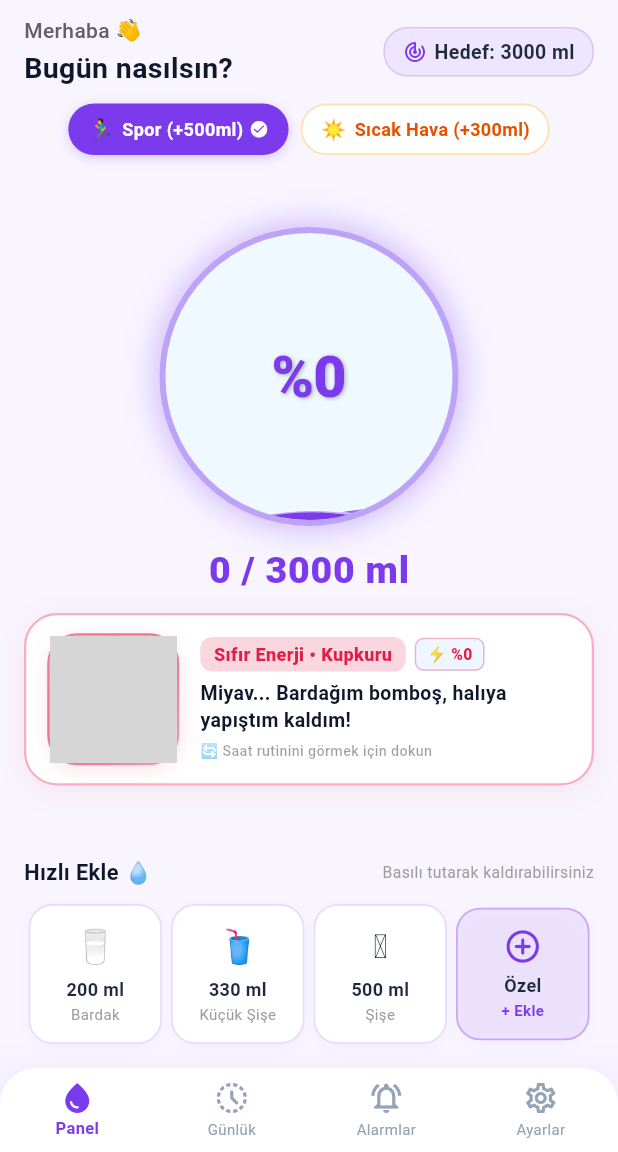
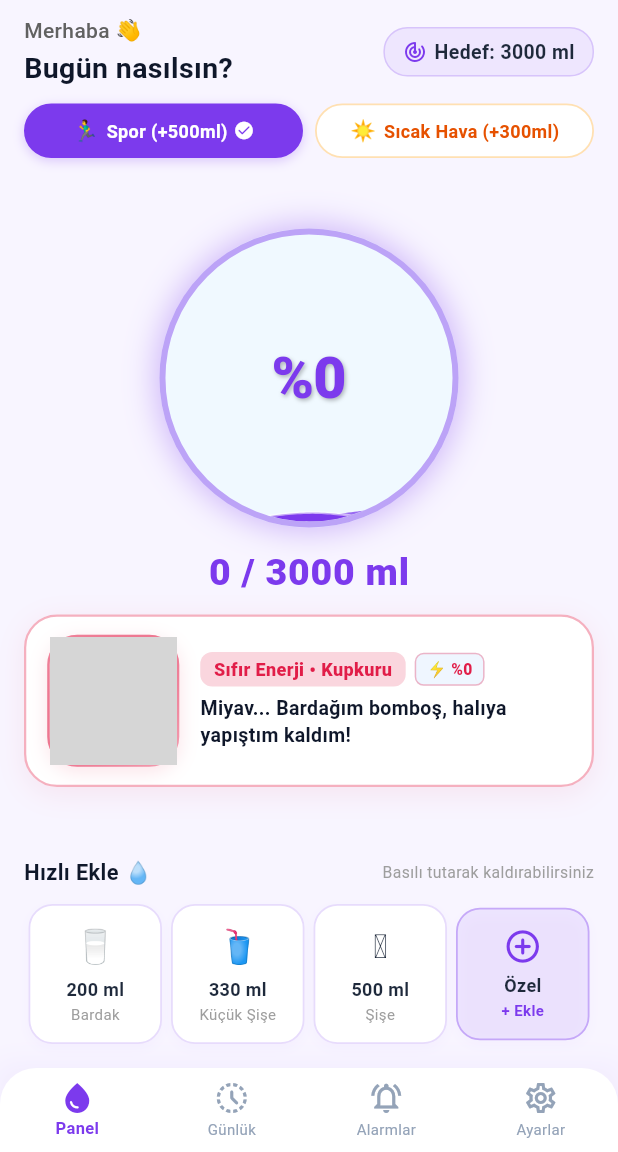
Before and after one commit to cosskun/hydro_reminder, a Flutter app: the MainNavigationLayout screen opened directly, after a tap on "🏃‍♂️", on a phone screen of 412 x 824 dp, the part 84-1236 px from its top. Run offline on Flutter 3.47's test engine with Material 3 defaults, Android fonts, the phone set to English and light mode, and no system bars; our stand-ins replace audioplayers, confetti, file_picker, flutter_local_notifications, flutter_timezone, in_app_review and 2 more; missing offline and left inert: health, home_widget; accounts and stored records are empty; grey boxes are pictures that could not be loaded.

Commit message:
fix(dashboard): lock boost buttons to single row and dedicate in-app dashboard to hydration level while routing contextual routine reminders to phone widgets

```diff
--- a/lib/providers/water_provider.dart
+++ b/lib/providers/water_provider.dart
@@ -939,12 +939,12 @@ class WaterProvider with ChangeNotifier {
         streakDays: displayStreak,
         lastLogTime: _logs.isNotEmpty ? _logs.first.timestamp : null,
       );
+      // Contextual Routine Mascot Illustration & Dialogue for Phone Widgets (iOS WidgetKit & Android AppWidget)
+      // Widgets serve as sweet timely reminders throughout the day (morning, desk focus, lunch, afternoon slump, workout, evening, bedtime, thirst)
       final String mascotEmoji = status['emoji']!;
-      final String mascotTitle = status['title'] ?? 'Durumunuz';
-      final String mascotMessage = status['message'] ?? '';
-      final String mascotSubtitle = status['title'] != null
-          ? '${status['title']!} • ${status['message']!}'
-          : status['message']!;
+      final String widgetImageAsset = status['routineImageAsset'] ?? status['imageAsset']!;
+      final String widgetTitle = status['routineTitle'] ?? status['title'] ?? 'Durumunuz';
+      final String widgetMessage = status['routineMessage'] ?? status['message'] ?? '';
 
       final p1Emoji = WaterProvider.getPresetMeta(preset1)['emoji'] ?? '🥛';
       final p2Emoji = WaterProvider.getPresetMeta(preset2)['emoji'] ?? '🥤';
@@ -965,11 +965,11 @@ class WaterProvider with ChangeNotifier {
         dayLabels: labels.join(','),
         dayStatuses: statuses.join(','),
         mascotEmoji: mascotEmoji,
-        mascotTitle: mascotTitle,
-        mascotSubtitle: mascotMessage.isNotEmpty ? mascotMessage : mascotSubtitle,
+        mascotTitle: widgetTitle,
+        mascotSubtitle: widgetMessage.isNotEmpty ? widgetMessage : widgetTitle,
         widgetTheme: effectiveThemePreset,
         mascotType: _mascotType,
-        imageAsset: status['imageAsset'],
+        imageAsset: widgetImageAsset,
       );
     } catch (_) {}
   }
--- a/lib/widgets/dashboard/boost_action_chips.dart
+++ b/lib/widgets/dashboard/boost_action_chips.dart
@@ -14,18 +14,20 @@ class BoostActionChips extends StatelessWidget {
   @override
   Widget build(BuildContext context) {
     final theme = Theme.of(context);
-    return Wrap(
-      alignment: WrapAlignment.center,
-      spacing: 8,
-      runSpacing: 6,
+    final isEn = provider.language == 'en';
+    final workoutLabel = isEn ? 'Workout (+500ml)' : 'Spor (+500ml)';
+    final hotWeatherLabel = isEn ? 'Hot Weather (+300ml)' : 'Sıcak Hava (+300ml)';
+
+    return Row(
       children: [
         // Workout Boost Chip (+500 ml)
-        InkWell(
+        Expanded(
+          child: InkWell(
             onTap: () => provider.toggleWorkoutBoost(),
             borderRadius: BorderRadius.circular(20),
             child: AnimatedContainer(
               duration: const Duration(milliseconds: 200),
-            padding: const EdgeInsets.symmetric(horizontal: 12, vertical: 6),
+              padding: const EdgeInsets.symmetric(horizontal: 8, vertical: 7),
               decoration: BoxDecoration(
                 color: provider.isWorkoutBoostActive
                     ? (isDark ? theme.colorScheme.primary.withOpacity(0.5) : theme.colorScheme.primary)
@@ -47,13 +49,15 @@ class BoostActionChips extends StatelessWidget {
                       ]
                     : null,
               ),
+              child: FittedBox(
+                fit: BoxFit.scaleDown,
                 child: Row(
-              mainAxisSize: MainAxisSize.min,
+                  mainAxisAlignment: MainAxisAlignment.center,
                   children: [
                     const Text('🏃‍♂️', style: TextStyle(fontSize: 14)),
                     const SizedBox(width: 5),
                     Text(
-                  'Spor (+500ml)',
+                      workoutLabel,
                       style: TextStyle(
                         fontSize: 12,
                         fontWeight: FontWeight.bold,
@@ -64,20 +68,24 @@ class BoostActionChips extends StatelessWidget {
                     ),
                     if (provider.isWorkoutBoostActive) ...[
                       const SizedBox(width: 4),
-                  const Icon(Icons.check_circle_rounded, size: 13, color: Colors.white),
+                      const Icon(Icons.check_circle_rounded, size: 14, color: Colors.white),
                     ],
                   ],
                 ),
               ),
             ),
+          ),
+        ),
+        const SizedBox(width: 8),
 
         // Hot Weather Boost Chip (+300 ml)
-        InkWell(
+        Expanded(
+          child: InkWell(
             onTap: () => provider.toggleHotWeatherBoost(),
             borderRadius: BorderRadius.circular(20),
             child: AnimatedContainer(
               duration: const Duration(milliseconds: 200),
-            padding: const EdgeInsets.symmetric(horizontal: 12, vertical: 6),
+              padding: const EdgeInsets.symmetric(horizontal: 8, vertical: 7),
               decoration: BoxDecoration(
                 color: provider.isHotWeatherBoostActive
                     ? (isDark ? const Color(0xFFC2410C) : Colors.orange.shade600)
@@ -99,13 +107,15 @@ class BoostActionChips extends StatelessWidget {
                       ]
                     : null,
               ),
+              child: FittedBox(
+                fit: BoxFit.scaleDown,
                 child: Row(
-              mainAxisSize: MainAxisSize.min,
+                  mainAxisAlignment: MainAxisAlignment.center,
                   children: [
                     const Text('☀️', style: TextStyle(fontSize: 14)),
                     const SizedBox(width: 5),
                     Text(
-                  'Sıcak Hava (+300ml)',
+                      hotWeatherLabel,
                       style: TextStyle(
                         fontSize: 12,
                         fontWeight: FontWeight.bold,
@@ -116,9 +126,11 @@ class BoostActionChips extends StatelessWidget {
                     ),
                     if (provider.isHotWeatherBoostActive) ...[
                       const SizedBox(width: 4),
-                  const Icon(Icons.check_circle_rounded, size: 13, color: Colors.white),
+                      const Icon(Icons.check_circle_rounded, size: 14, color: Colors.white),
                     ],
                   ],
+                ),
+              ),
             ),
           ),
         ),
--- a/lib/widgets/dashboard/hydration_status_card.dart
+++ b/lib/widgets/dashboard/hydration_status_card.dart
@@ -1,7 +1,7 @@
 import 'package:flutter/material.dart';
-import 'package:flutter/services.dart';
 
-class HydrationStatusCard extends StatefulWidget {
+/// In-app Dashboard card showing the mascot strictly aligned with the user's hydration level / energy ladder
+class HydrationStatusCard extends StatelessWidget {
   final Map<String, String> status;
   final Color statusColor;
   final bool isDark;
@@ -14,54 +14,27 @@ class HydrationStatusCard extends StatefulWidget {
   });
 
   @override
-  State<HydrationStatusCard> createState() => _HydrationStatusCardState();
-}
+  Widget build(BuildContext context) {
+    final emoji = status['emoji'] ?? '💧';
+    // Strictly display the hydration energy ladder illustration on the in-app dashboard
+    final displayAsset = status['energyImageAsset'] ?? status['imageAsset'];
+    final displayTitle = status['energyTitle'] ?? status['title'] ?? 'Canlılık Seviyesi';
+    final displayMessage = status['energyMessage'] ?? status['message'] ?? '';
+    final energyPercentage = status['energyPercentage'] ?? '0';
 
-class _HydrationStatusCardState extends State<HydrationStatusCard> {
-  bool _showRoutineVisual = false;
-
-  @override
-  Widget build(BuildContext context) {
-    final emoji = widget.status['emoji'] ?? '💧';
-    final primaryAsset = widget.status['imageAsset'];
-    final routineAsset = widget.status['routineImageAsset'];
-    final energyPercentage = widget.status['energyPercentage'];
-
-    final bool canToggle = routineAsset != null &&
-        routineAsset.isNotEmpty &&
-        primaryAsset != null &&
-        routineAsset != primaryAsset;
-
-    final displayAsset = (_showRoutineVisual && canToggle) ? routineAsset : primaryAsset;
-    final displayTitle = (_showRoutineVisual && canToggle && widget.status['routineTitle']?.isNotEmpty == true)
-        ? widget.status['routineTitle']!
-        : (widget.status['title'] ?? 'Durumunuz');
-    final displayMessage = (_showRoutineVisual && canToggle && widget.status['routineMessage']?.isNotEmpty == true)
-        ? widget.status['routineMessage']!
-        : (widget.status['message'] ?? '');
-
-    return GestureDetector(
-      onTap: canToggle
-          ? () {
-              HapticFeedback.lightImpact();
-              setState(() {
-                _showRoutineVisual = !_showRoutineVisual;
-              });
-            }
-          : null,
-      child: Container(
+    return Container(
       width: double.infinity,
       padding: const EdgeInsets.symmetric(horizontal: 14, vertical: 12),
       decoration: BoxDecoration(
-          color: widget.isDark ? const Color(0xFF1E293B) : Colors.white,
+        color: isDark ? const Color(0xFF1E293B) : Colors.white,
         borderRadius: BorderRadius.circular(22),
         border: Border.all(
-            color: widget.statusColor.withOpacity(0.35),
+          color: statusColor.withOpacity(0.35),
           width: 1.5,
         ),
         boxShadow: [
           BoxShadow(
-              color: widget.statusColor.withOpacity(widget.isDark ? 0.20 : 0.08),
+            color: statusColor.withOpacity(isDark ? 0.20 : 0.08),
             blurRadius: 16,
             offset: const Offset(0, 4),
           ),
@@ -70,26 +43,24 @@ class _HydrationStatusCardState extends State<HydrationStatusCard> {
       child: Row(
         crossAxisAlignment: CrossAxisAlignment.center,
         children: [
-            // 1. Left: Mascot Character Stage (Enlarged to 88x88 for prominent impact)
+          // 1. Left: Hydration Level Mascot Stage
           Container(
             width: 88,
             height: 88,
             decoration: BoxDecoration(
               gradient: LinearGradient(
-                  colors: widget.isDark
-                      ? [const Color(0xFF334155), const Color(0xFF1E293B)]
-                      : [widget.statusColor.withOpacity(0.18), Colors.white],
+                colors: widgetColors(isDark, statusColor),
                 begin: Alignment.topLeft,
                 end: Alignment.bottomRight,
               ),
               borderRadius: BorderRadius.circular(20),
               border: Border.all(
-                  color: widget.statusColor.withOpacity(0.4),
+                color: statusColor.withOpacity(0.4),
                 width: 1.5,
               ),
               boxShadow: [
                 BoxShadow(
-                    color: widget.statusColor.withOpacity(widget.isDark ? 0.25 : 0.12),
+                  color: statusColor.withOpacity(isDark ? 0.25 : 0.12),
                   blurRadius: 10,
                   offset: const Offset(0, 3),
                 ),
@@ -118,7 +89,7 @@ class _HydrationStatusCardState extends State<HydrationStatusCard> {
           ),
           const SizedBox(width: 14),
 
-            // 2. Right: Title Badge, Energy Chip & Speech Bubble Dialogue
+          // 2. Right: Title Badge, Energy Battery Chip & Mascot Dialogue
           Expanded(
             child: Column(
               crossAxisAlignment: CrossAxisAlignment.start,
@@ -130,7 +101,7 @@ class _HydrationStatusCardState extends State<HydrationStatusCard> {
                       child: Container(
                         padding: const EdgeInsets.symmetric(horizontal: 9, vertical: 3),
                         decoration: BoxDecoration(
-                            color: widget.statusColor.withOpacity(0.18),
+                          color: statusColor.withOpacity(0.18),
                           borderRadius: BorderRadius.circular(8),
                         ),
                         child: Text(
@@ -140,33 +111,31 @@ class _HydrationStatusCardState extends State<HydrationStatusCard> {
                           style: TextStyle(
                             fontSize: 12,
                             fontWeight: FontWeight.w800,
-                              color: widget.statusColor,
+                            color: statusColor,
                           ),
                         ),
                       ),
                     ),
-                      if (energyPercentage != null && energyPercentage.isNotEmpty) ...[
                     const SizedBox(width: 6),
                     Container(
                       padding: const EdgeInsets.symmetric(horizontal: 7, vertical: 2.5),
                       decoration: BoxDecoration(
-                            color: widget.isDark ? const Color(0xFF334155) : const Color(0xFFEFF6FF),
+                        color: isDark ? const Color(0xFF334155) : const Color(0xFFEFF6FF),
                         borderRadius: BorderRadius.circular(6),
                         border: Border.all(
-                              color: widget.statusColor.withOpacity(0.3),
+                          color: statusColor.withOpacity(0.3),
                           width: 1,
                         ),
                       ),
                       child: Text(
-                            _showRoutineVisual ? '🌙 Rutin' : '⚡ %$energyPercentage',
+                        '⚡ %$energyPercentage',
                         style: TextStyle(
                           fontSize: 10.5,
                           fontWeight: FontWeight.w800,
-                              color: widget.statusColor,
+                          color: statusColor,
                         ),
                       ),
                     ),
-                      ],
                   ],
                 ),
                 const SizedBox(height: 6),
@@ -176,26 +145,20 @@ class _HydrationStatusCardState extends State<HydrationStatusCard> {
                     fontSize: 13,
                     fontWeight: FontWeight.w600,
                     height: 1.35,
-                      color: widget.isDark ? const Color(0xFFF1F5F9) : const Color(0xFF0F172A),
+                    color: isDark ? const Color(0xFFF1F5F9) : const Color(0xFF0F172A),
                   ),
                 ),
-                  if (canToggle) ...[
-                    const SizedBox(height: 4),
-                    Text(
-                      _showRoutineVisual ? '⚡ Enerji moduna dönmek için dokun' : '🔄 Saat rutinini görmek için dokun',
-                      style: TextStyle(
-                        fontSize: 9.5,
-                        fontWeight: FontWeight.w500,
-                        color: widget.isDark ? Colors.white38 : Colors.black38,
-                      ),
-                    ),
-                  ],
               ],
             ),
           ),
         ],
       ),
-      ),
     );
   }
+
+  static List<Color> widgetColors(bool isDark, Color statusColor) {
+    return isDark
+        ? [const Color(0xFF334155), const Color(0xFF1E293B)]
+        : [statusColor.withOpacity(0.18), Colors.white];
   }
+}
```
Lines whose indentation alone changed are shown as unchanged.
